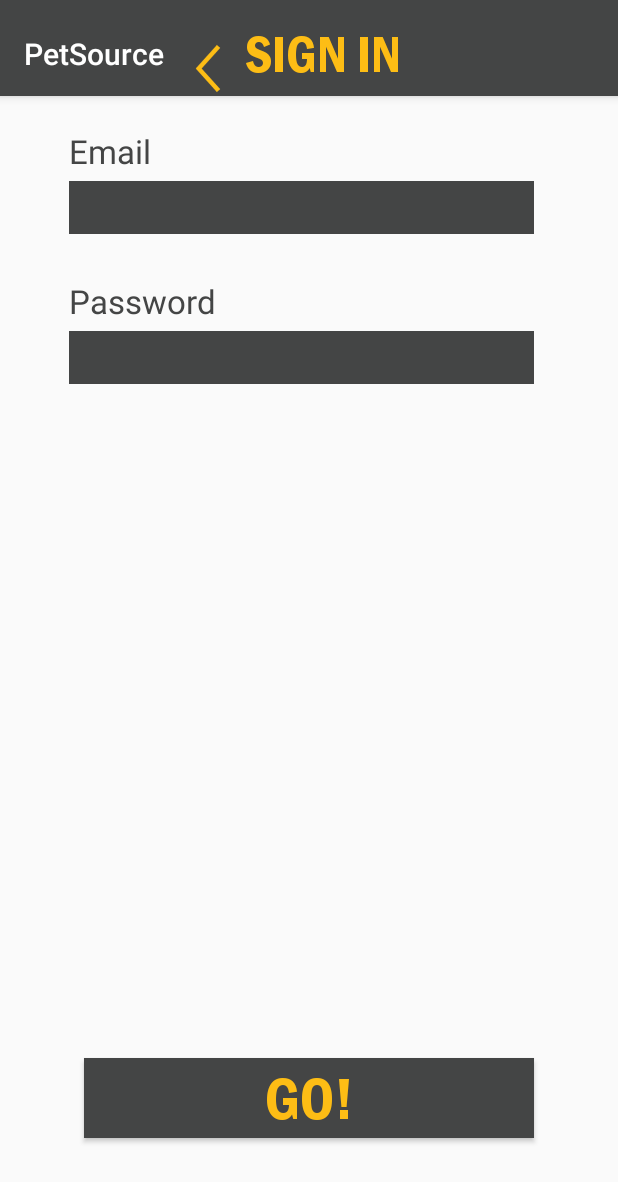
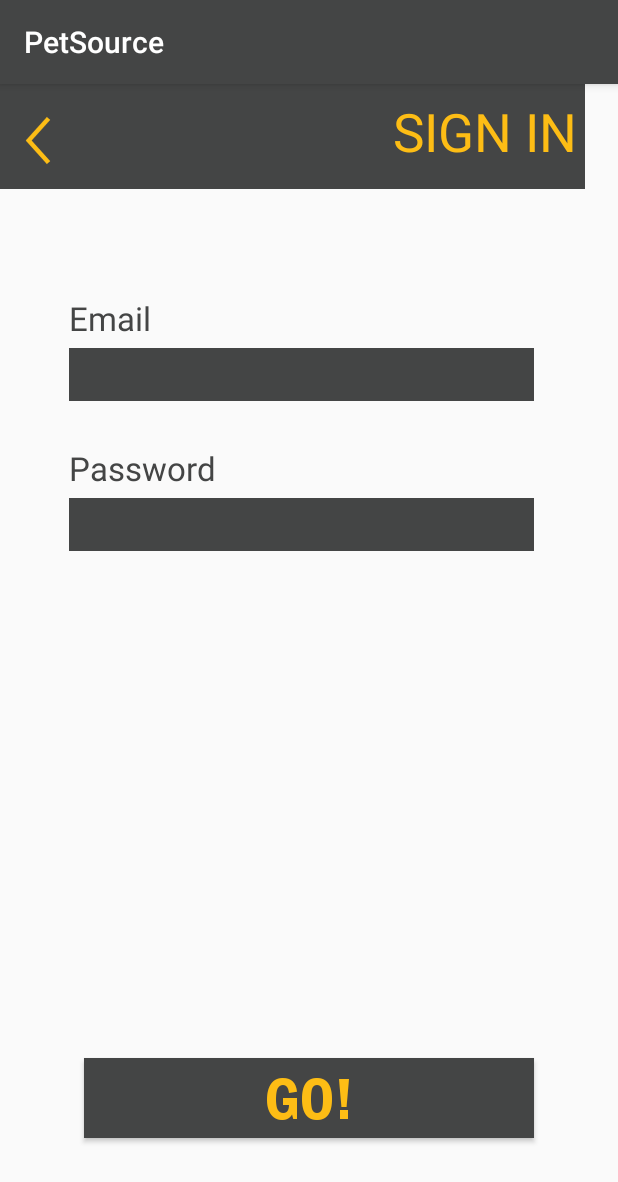
Before and after one commit to KawaiiChigga/Pet-Source, an Android app: the SigninActivity screen opened directly, with no data from a screen before it, on a phone screen of 412 x 824 dp. Shown: the top 1182 px of the screen. Run offline under Robolectric (Android 15) with nearby library versions, the phone set to English and light mode, and no system bars; 5 statements that could not run were skipped.

Commit message:
Revert "update 1.1"
This reverts commit 42a46d502dc6170134fdf580e6d3b85519b40f22.

```diff
--- a/app/src/main/AndroidManifest.xml
+++ b/app/src/main/AndroidManifest.xml
@@ -12,7 +12,7 @@
         android:icon="@mipmap/ic_launcher"
         android:label="@string/app_name"
         android:supportsRtl="true"
-        android:theme="@style/AppTheme.NoActionBar">
+        android:theme="@style/AppTheme">
         <activity android:name=".LoginActivity">
             <intent-filter>
                 <action android:name="android.intent.action.MAIN" />
--- a/app/src/main/java/com/example/user/petsource/SigninActivity.java
+++ b/app/src/main/java/com/example/user/petsource/SigninActivity.java
@@ -5,7 +5,6 @@ import android.graphics.Typeface;
 import android.net.Uri;
 import android.support.v7.app.AppCompatActivity;
 import android.os.Bundle;
-import android.support.v7.widget.Toolbar;
 import android.view.View;
 import android.widget.Button;
 import android.widget.TextView;
@@ -18,7 +17,7 @@ import com.google.android.gms.common.api.GoogleApiClient;
 public class SigninActivity extends AppCompatActivity {
 
     Button buttonGO;
-    TextView lblSignTitle;
+    TextView textView5;
     /**
      * ATTENTION: This was auto-generated to implement the App Indexing API.
      * See https://g.co/AppIndexing/AndroidStudio for more information.
@@ -29,17 +28,13 @@ public class SigninActivity extends AppCompatActivity {
     protected void onCreate(Bundle savedInstanceState) {
         super.onCreate(savedInstanceState);
         setContentView(R.layout.activity_signin);
-
-        Toolbar toolbar = (Toolbar) findViewById(R.id.toolbar);
-        setSupportActionBar(toolbar);
-
         Typeface typeface = Typeface.createFromAsset(getAssets(), "fonts/FRADMCN.TTF");
 
         buttonGO = (Button) findViewById(R.id.btnSignGo);
         buttonGO.setTypeface(typeface);
 
-        lblSignTitle = (TextView) findViewById(R.id.lblSignTitle);
-        lblSignTitle.setTypeface(typeface);
+        textView5 = (TextView) findViewById(R.id.textView5);
+        textView5.setTypeface(typeface);
         // ATTENTION: This was auto-generated to implement the App Indexing API.
         // See https://g.co/AppIndexing/AndroidStudio for more information.
         client = new GoogleApiClient.Builder(this).addApi(AppIndex.API).build();
--- a/app/src/main/res/layout/activity_login.xml
+++ b/app/src/main/res/layout/activity_login.xml
@@ -1,9 +1,9 @@
 <?xml version="1.0" encoding="utf-8"?>
-
 <RelativeLayout xmlns:android="http://schemas.android.com/apk/res/android"
     xmlns:tools="http://schemas.android.com/tools"
     android:layout_width="match_parent"
     android:layout_height="match_parent"
+    android:theme="@style/AppTheme.NoActionBar"
     tools:context="com.example.user.petsource.LoginActivity">
 
     <ImageView
--- a/app/src/main/res/layout/activity_signin.xml
+++ b/app/src/main/res/layout/activity_signin.xml
@@ -5,20 +5,19 @@
     android:layout_width="match_parent"
     android:layout_height="match_parent"
     tools:context="com.example.user.petsource.SigninActivity">
-    <android.support.design.widget.AppBarLayout
-        android:id="@+id/appbar"
-        android:layout_width="match_parent"
-        android:layout_height="wrap_content"
-        android:paddingTop="@dimen/appbar_padding_top"
-        android:theme="@style/AppTheme.AppBarOverlay">
 
-        <android.support.v7.widget.Toolbar
-            android:id="@+id/toolbar"
-            android:layout_width="match_parent"
-            android:layout_height="?attr/actionBarSize"
-            android:background="?attr/colorPrimary"
-            app:layout_scrollFlags="scroll|enterAlways"
-            app:popupTheme="@style/AppTheme.PopupOverlay">
+
+
+
+    <ImageView
+        android:layout_width="390dp"
+        android:layout_height="70dp"
+        android:background="#444545"
+        android:id="@+id/imageView3"
+        android:layout_alignParentTop="true"
+        android:layout_alignParentLeft="true"
+        android:layout_alignParentStart="true" />
+
     <ImageButton
         android:layout_width="50dp"
         android:layout_height="35dp"
@@ -31,25 +30,6 @@
         android:layout_alignParentLeft="true"
         android:layout_alignParentStart="true"
         android:onClick="gotoLogin"/>
-            <TextView
-                android:text="SIGN IN"
-                android:layout_width="wrap_content"
-                android:layout_height="wrap_content"
-                android:textSize="16pt"
-                android:textColor="@color/textColor"
-
-                android:id="@+id/lblSignTitle"
-                android:layout_alignBottom="@+id/imageButton"
-                android:layout_alignParentRight="true"
-                android:layout_alignParentEnd="true"
-                android:layout_marginRight="27dp"
-                android:layout_marginEnd="27dp" />
-        </android.support.v7.widget.Toolbar>
-
-
-
-    </android.support.design.widget.AppBarLayout>
-
 
     <Button
         android:text="GO!"
@@ -90,6 +70,19 @@
         android:layout_alignRight="@+id/btnSignGo"
         android:layout_alignEnd="@+id/btnSignGo" />
 
+    <TextView
+        android:layout_width="wrap_content"
+        android:layout_height="wrap_content"
+        android:textAppearance="?android:attr/textAppearanceMedium"
+        android:text="Email"
+        android:textSize="10pt"
+        android:textColor="#444545"
+        android:id="@+id/lblSignEmail"
+        android:layout_marginTop="71dp"
+        android:layout_below="@+id/imageView3"
+        android:layout_alignLeft="@+id/lblSignPassword"
+        android:layout_alignStart="@+id/lblSignPassword" />
+
     <EditText
         android:layout_width="310dp"
         android:layout_height="35dp"
@@ -103,20 +96,19 @@
         android:layout_alignLeft="@+id/lblSignEmail"
         android:layout_alignStart="@+id/lblSignEmail" />
 
-
-
     <TextView
+        android:text="SIGN IN"
         android:layout_width="wrap_content"
         android:layout_height="wrap_content"
-        android:textAppearance="?android:attr/textAppearanceMedium"
-        android:text="Email"
-        android:textSize="10pt"
-        android:textColor="#444545"
-        android:id="@+id/lblSignEmail"
-        android:layout_below="@+id/appbar"
-        android:layout_alignLeft="@+id/lblSignPassword"
-        android:layout_alignStart="@+id/lblSignPassword"
-        android:layout_marginTop="22dp" />
+        android:textSize="16pt"
+        android:textColor="@color/textColor"
+
+        android:id="@+id/lblSignTitle"
+        android:layout_alignBottom="@+id/imageButton"
+        android:layout_alignParentRight="true"
+        android:layout_alignParentEnd="true"
+        android:layout_marginRight="27dp"
+        android:layout_marginEnd="27dp" />
 
 
 </RelativeLayout>
```
Also changed, not shown: app/src/main/java/com/example/user/petsource/HomeActivity.java (+12 -0 lines), app/src/main/res/layout/fragment_home.xml (+6 -6 lines), app/src/main/res/menu/menu_home.xml (added, +10 -0 lines), app/src/main/res/menu/menu_tab.xml (added, +10 -0 lines). Lines whose indentation alone changed are shown as unchanged.
